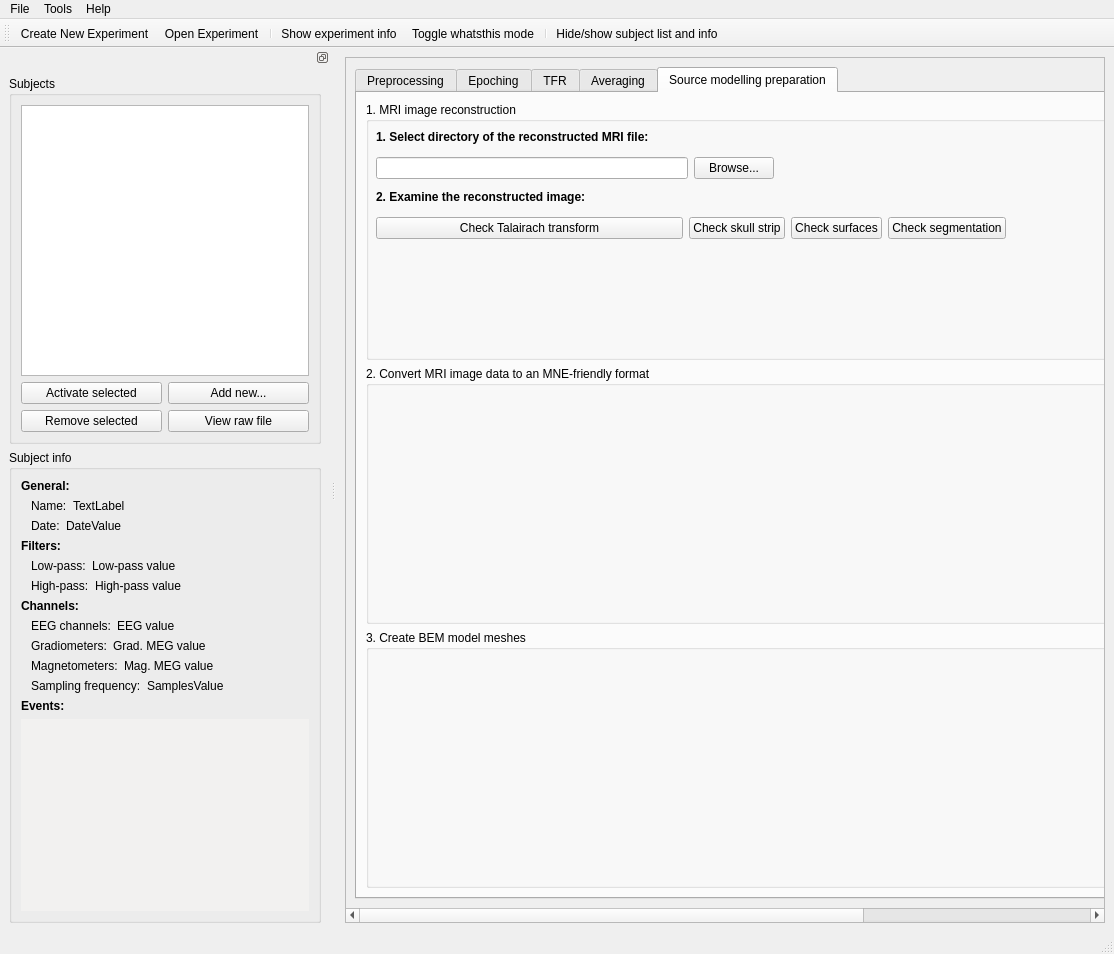
This is meggie_batch/ui/qt4Designer_ui_files/mainWindowBatch.ui in cibr-jyu/meggie as Qt 5 draws it before an edit. The edited form follows.
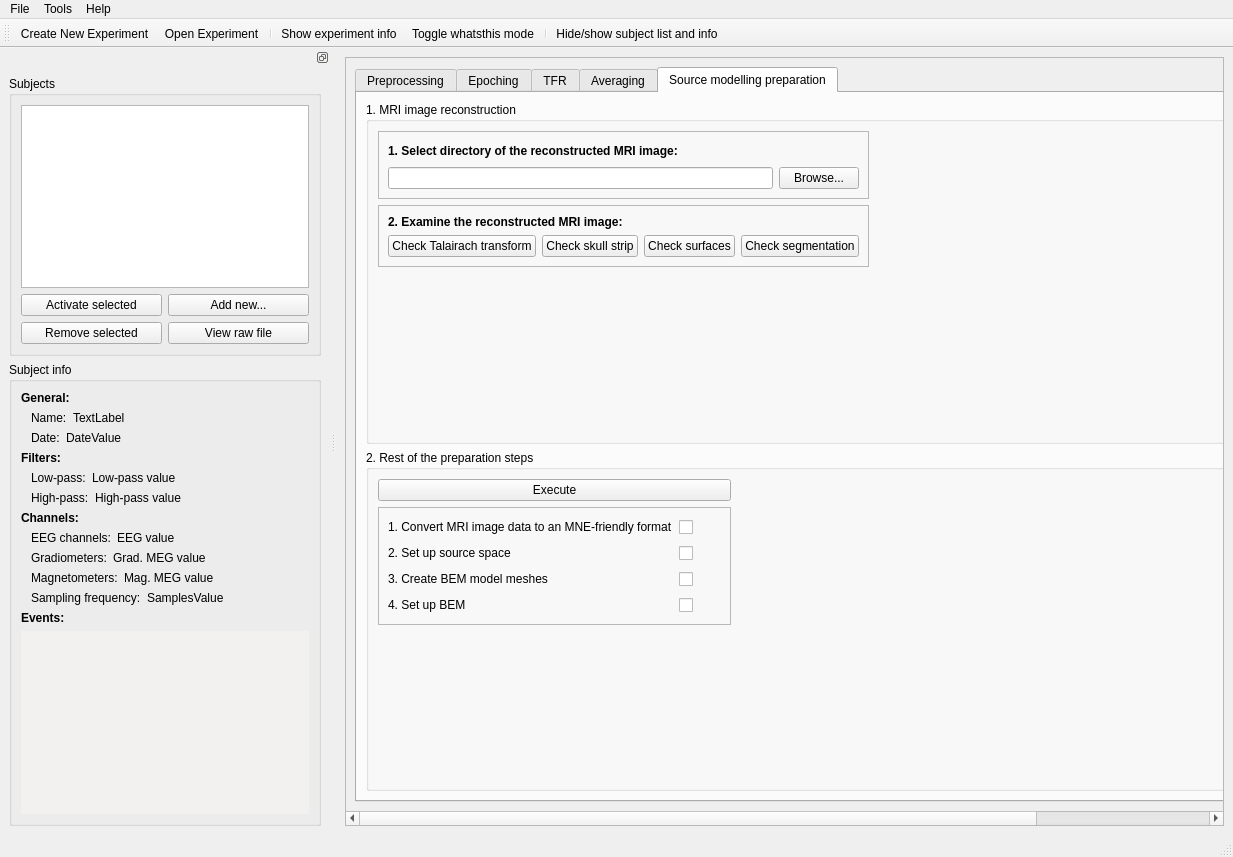
This is the edited form. Icons and pictures are not drawn.

Commit message: Ui retuning for source space preparation

Diff of the .ui file:
```diff
--- a/meggie_batch/ui/qt4Designer_ui_files/mainWindowBatch.ui
+++ b/meggie_batch/ui/qt4Designer_ui_files/mainWindowBatch.ui
@@ -6,8 +6,8 @@
    <rect>
     <x>0</x>
     <y>0</y>
-    <width>1114</width>
-    <height>954</height>
+    <width>1233</width>
+    <height>857</height>
    </rect>
   </property>
   <property name="sizePolicy">
@@ -44,10 +44,10 @@
       <widget class="QWidget" name="scrollAreaWidgetContents_3">
        <property name="geometry">
         <rect>
-         <x>0</x>
+         <x>-3</x>
          <y>0</y>
          <width>1100</width>
-         <height>830</height>
+         <height>750</height>
         </rect>
        </property>
        <property name="minimumSize">
@@ -1557,18 +1557,144 @@
               <item row="1" column="0">
                <widget class="QGroupBox" name="groupBoxConvertMRI">
                 <property name="title">
-                 <string>2. Convert MRI image data to an MNE-friendly format</string>
+                 <string>2. Rest of the preparation steps</string>
                 </property>
-                <zorder>groupBoxReconstruction</zorder>
-               </widget>
-              </item>
-              <item row="2" column="0">
-               <widget class="QGroupBox" name="groupBoxCreateBEMMeshes">
-                <property name="title">
+                <layout class="QFormLayout" name="formLayout_4">
+                 <item row="0" column="0">
+                  <layout class="QVBoxLayout" name="verticalLayout_15">
+                   <item>
+                    <widget class="QPushButton" name="pushButtonExecuteRestOfPreparationSteps">
+                     <property name="text">
+                      <string>Execute</string>
+                     </property>
+                    </widget>
+                   </item>
+                   <item>
+                    <widget class="QFrame" name="frame_3">
+                     <property name="frameShape">
+                      <enum>QFrame::StyledPanel</enum>
+                     </property>
+                     <property name="frameShadow">
+                      <enum>QFrame::Raised</enum>
+                     </property>
+                     <layout class="QGridLayout" name="gridLayout_30">
+                      <item row="0" column="0">
+                       <layout class="QHBoxLayout" name="horizontalLayout_7">
+                        <item>
+                         <layout class="QVBoxLayout" name="verticalLayout_10">
+                          <item>
+                           <widget class="QLabel" name="label_5">
+                            <property name="text">
+                             <string>1. Convert MRI image data to an MNE-friendly format</string>
+                            </property>
+                           </widget>
+                          </item>
+                          <item>
+                           <widget class="QLabel" name="label_7">
+                            <property name="text">
+                             <string>2. Set up source space</string>
+                            </property>
+                           </widget>
+                          </item>
+                          <item>
+                           <widget class="QLabel" name="label_8">
+                            <property name="text">
                  <string>3. Create BEM model meshes</string>
                 </property>
                </widget>
               </item>
+                          <item>
+                           <widget class="QLabel" name="labelSetUpBEM">
+                            <property name="text">
+                             <string>4. Set up BEM</string>
+                            </property>
+                           </widget>
+                          </item>
+                         </layout>
+                        </item>
+                        <item>
+                         <layout class="QVBoxLayout" name="verticalLayout_8">
+                          <item>
+                           <widget class="QCheckBox" name="checkBoxConvertedToMNE">
+                            <property name="text">
+                             <string> </string>
+                            </property>
+                            <property name="checkable">
+                             <bool>false</bool>
+                            </property>
+                           </widget>
+                          </item>
+                          <item>
+                           <widget class="QCheckBox" name="checkBoxSourceSpaceSet">
+                            <property name="text">
+                             <string> </string>
+                            </property>
+                            <property name="checkable">
+                             <bool>false</bool>
+                            </property>
+                           </widget>
+                          </item>
+                          <item>
+                           <widget class="QCheckBox" name="checkBoxCreateBEMMeshes">
+                            <property name="text">
+                             <string> </string>
+                            </property>
+                            <property name="checkable">
+                             <bool>false</bool>
+                            </property>
+                           </widget>
+                          </item>
+                          <item>
+                           <widget class="QCheckBox" name="checkBoxSetUpBEM">
+                            <property name="text">
+                             <string> </string>
+                            </property>
+                           </widget>
+                          </item>
+                         </layout>
+                        </item>
+                       </layout>
+                      </item>
+                      <item row="0" column="1">
+                       <layout class="QVBoxLayout" name="verticalLayout_14">
+                        <item>
+                         <widget class="QLabel" name="labelConvertToMNEProgress">
+                          <property name="text">
+                           <string/>
+                          </property>
+                         </widget>
+                        </item>
+                        <item>
+                         <widget class="QLabel" name="labelSetUpSourceSpaceProgress">
+                          <property name="text">
+                           <string/>
+                          </property>
+                         </widget>
+                        </item>
+                        <item>
+                         <widget class="QLabel" name="labelCreateBemModelProgress">
+                          <property name="text">
+                           <string/>
+                          </property>
+                         </widget>
+                        </item>
+                        <item>
+                         <widget class="QLabel" name="labelSetUpBEMProgress">
+                          <property name="text">
+                           <string/>
+                          </property>
+                         </widget>
+                        </item>
+                       </layout>
+                      </item>
+                     </layout>
+                    </widget>
+                   </item>
+                  </layout>
+                 </item>
+                </layout>
+               </widget>
+              </item>
               <item row="0" column="0">
                <widget class="QGroupBox" name="groupBoxReconstruction">
                 <property name="title">
@@ -1580,17 +1706,23 @@
                 <property name="checkable">
                  <bool>false</bool>
                 </property>
-                <widget class="QWidget" name="">
-                 <property name="geometry">
-                  <rect>
-                   <x>10</x>
-                   <y>20</y>
-                   <width>398</width>
-                   <height>57</height>
-                  </rect>
-                 </property>
+                <layout class="QFormLayout" name="formLayout_3">
+                 <item row="0" column="0">
+                  <layout class="QVBoxLayout" name="verticalLayout_7">
+                   <item>
+                    <widget class="QFrame" name="frame_2">
+                     <property name="frameShape">
+                      <enum>QFrame::StyledPanel</enum>
+                     </property>
+                     <property name="frameShadow">
+                      <enum>QFrame::Raised</enum>
+                     </property>
+                     <layout class="QGridLayout" name="gridLayout_29">
+                      <item row="0" column="0">
                  <layout class="QVBoxLayout" name="verticalLayout_3">
                   <item>
+                         <layout class="QHBoxLayout" name="horizontalLayout_6">
+                          <item>
                    <widget class="QLabel" name="label_4">
                     <property name="font">
                      <font>
@@ -1605,9 +1737,24 @@
                      <string>MRI-image reconstruction can take a day, therefore Meggie only allows importing the pre-reconstructed image. You can, however, examine the reconstructed image with provided tools.</string>
                     </property>
                     <property name="text">
-                     <string>1. Select directory of the reconstructed MRI file:</string>
-                    </property>
-                   </widget>
+                             <string>1. Select directory of the reconstructed MRI image:</string>
+                            </property>
+                           </widget>
+                          </item>
+                          <item>
+                           <spacer name="horizontalSpacer_3">
+                            <property name="orientation">
+                             <enum>Qt::Horizontal</enum>
+                            </property>
+                            <property name="sizeHint" stdset="0">
+                             <size>
+                              <width>40</width>
+                              <height>20</height>
+                             </size>
+                            </property>
+                           </spacer>
+                          </item>
+                         </layout>
                   </item>
                   <item>
                    <layout class="QHBoxLayout" name="horizontalLayout_3">
@@ -1631,18 +1778,24 @@
                    </layout>
                   </item>
                  </layout>
-                </widget>
-                <widget class="QWidget" name="">
-                 <property name="geometry">
-                  <rect>
-                   <x>10</x>
-                   <y>80</y>
-                   <width>630</width>
-                   <height>57</height>
-                  </rect>
-                 </property>
+                      </item>
+                     </layout>
+                    </widget>
+                   </item>
+                   <item>
+                    <widget class="QFrame" name="frame">
+                     <property name="frameShape">
+                      <enum>QFrame::StyledPanel</enum>
+                     </property>
+                     <property name="frameShadow">
+                      <enum>QFrame::Raised</enum>
+                     </property>
+                     <layout class="QGridLayout" name="gridLayout_28">
+                      <item row="0" column="0">
                  <layout class="QVBoxLayout" name="verticalLayout_5">
                   <item>
+                         <layout class="QHBoxLayout" name="horizontalLayout_5">
+                          <item>
                    <widget class="QLabel" name="label_6">
                     <property name="font">
                      <font>
@@ -1651,9 +1804,17 @@
                      </font>
                     </property>
                     <property name="text">
-                     <string>2. Examine the reconstructed image:</string>
-                    </property>
-                   </widget>
+                             <string>2. Examine the reconstructed MRI image:</string>
+                            </property>
+                            <property name="margin">
+                             <number>0</number>
+                            </property>
+                            <property name="indent">
+                             <number>-1</number>
+                            </property>
+                           </widget>
+                          </item>
+                         </layout>
                   </item>
                   <item>
                    <layout class="QHBoxLayout" name="horizontalLayout_4">
@@ -1694,16 +1855,13 @@
                    </layout>
                   </item>
                  </layout>
-                </widget>
-                <zorder>pushButtonBrowseRecon</zorder>
-                <zorder>lineEditRecon</zorder>
-                <zorder>label_4</zorder>
-                <zorder>label_6</zorder>
-                <zorder>pushButtonCheckTalairach</zorder>
-                <zorder>pushButtonSkullStrip</zorder>
-                <zorder>pushButtonCheckSurfaces</zorder>
-                <zorder>pushButtonCheckSegmentations</zorder>
-                <zorder>label_6</zorder>
+                      </item>
+                     </layout>
+                    </widget>
+                   </item>
+                  </layout>
+                 </item>
+                </layout>
                </widget>
               </item>
              </layout>
@@ -1723,7 +1881,7 @@
     <rect>
      <x>0</x>
      <y>0</y>
-     <width>1114</width>
+     <width>1233</width>
      <height>26</height>
     </rect>
    </property>
```
Left out of the diff: 3 changed lines with no effect on the pictures. Lines whose indentation alone changed are shown as unchanged.
